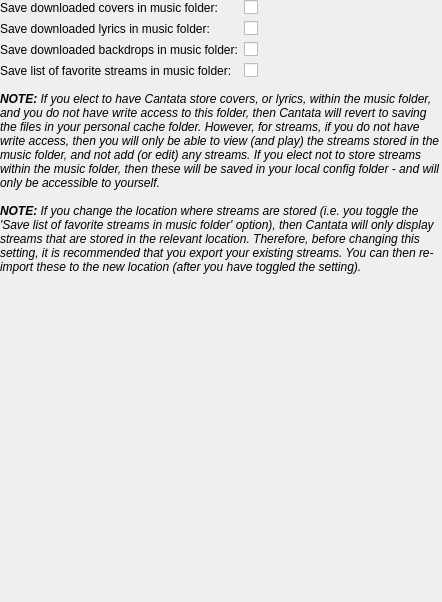
Old version of the form gui/filesettings.ui in the repository CDrummond/cantata.
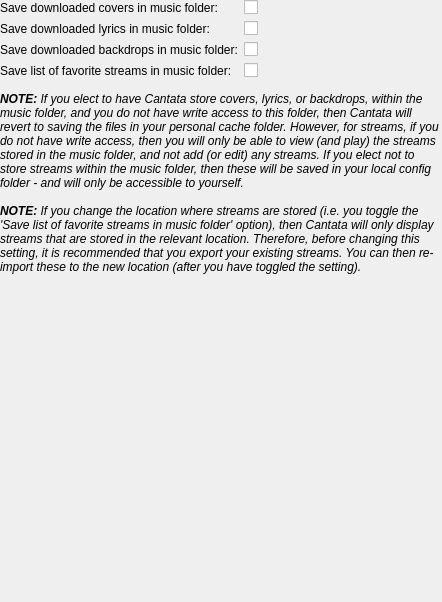
New version of the form. Custom widgets are drawn as their Qt base class.

The edit to the form file:
```diff
--- a/gui/filesettings.ui
+++ b/gui/filesettings.ui
@@ -107,7 +107,7 @@
       </sizepolicy>
      </property>
      <property name="text">
-      <string>&lt;i&gt;&lt;b&gt;NOTE:&lt;/b&gt; If you elect to have Cantata store covers, or lyrics, within the music folder, and you do not have write access to this folder, then Cantata will revert to saving the files in your personal cache folder. However, for streams, if you do not have write access, then you will only be able to view (and play) the streams stored in the music folder, and not add (or edit) any streams. If you elect not to store streams within the music folder, then these will be saved in your local config folder - and will only be accessible to yourself.&lt;/i&gt;</string>
+      <string>&lt;i&gt;&lt;b&gt;NOTE:&lt;/b&gt; If you elect to have Cantata store covers, lyrics, or backdrops, within the music folder, and you do not have write access to this folder, then Cantata will revert to saving the files in your personal cache folder. However, for streams, if you do not have write access, then you will only be able to view (and play) the streams stored in the music folder, and not add (or edit) any streams. If you elect not to store streams within the music folder, then these will be saved in your local config folder - and will only be accessible to yourself.&lt;/i&gt;</string>
      </property>
      <property name="alignment">
       <set>Qt::AlignLeading|Qt::AlignLeft|Qt::AlignTop</set>
```
